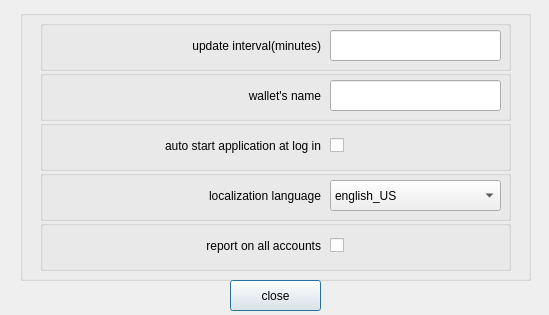
Above: configurationoptionsdialog.ui from mhogomchungu/qCheckGMail before the change. Below: the same form after it.
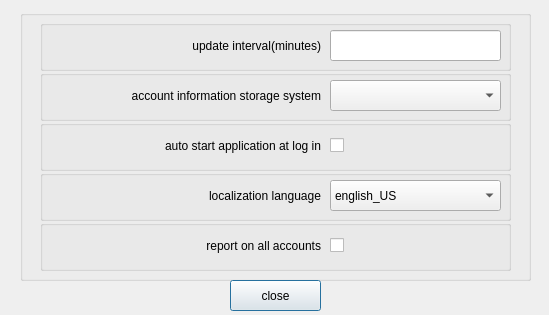
That is the form after the change.

```diff
--- a/configurationoptionsdialog.ui
+++ b/configurationoptionsdialog.ui
@@ -174,19 +174,6 @@
     <property name="title">
      <string/>
     </property>
-    <widget class="QLineEdit" name="lineEditWalletName">
-     <property name="geometry">
-      <rect>
-       <x>290</x>
-       <y>10</y>
-       <width>171</width>
-       <height>31</height>
-      </rect>
-     </property>
-     <property name="toolTip">
-      <string>leave blank to reset to default</string>
-     </property>
-    </widget>
     <widget class="QLabel" name="label_5">
      <property name="geometry">
       <rect>
@@ -197,7 +184,7 @@
       </rect>
      </property>
      <property name="text">
-      <string>wallet's name</string>
+      <string>account information storage system</string>
      </property>
      <property name="alignment">
       <set>Qt::AlignRight|Qt::AlignTrailing|Qt::AlignVCenter</set>
@@ -206,6 +193,16 @@
       <bool>true</bool>
      </property>
     </widget>
+    <widget class="QComboBox" name="comboBoxBackEndSystem">
+     <property name="geometry">
+      <rect>
+       <x>290</x>
+       <y>10</y>
+       <width>171</width>
+       <height>31</height>
+      </rect>
+     </property>
+    </widget>
    </widget>
    <widget class="QGroupBox" name="groupBox_5">
     <property name="geometry">
```
Left out of the diff: 1 changed line with no effect on the pictures.
